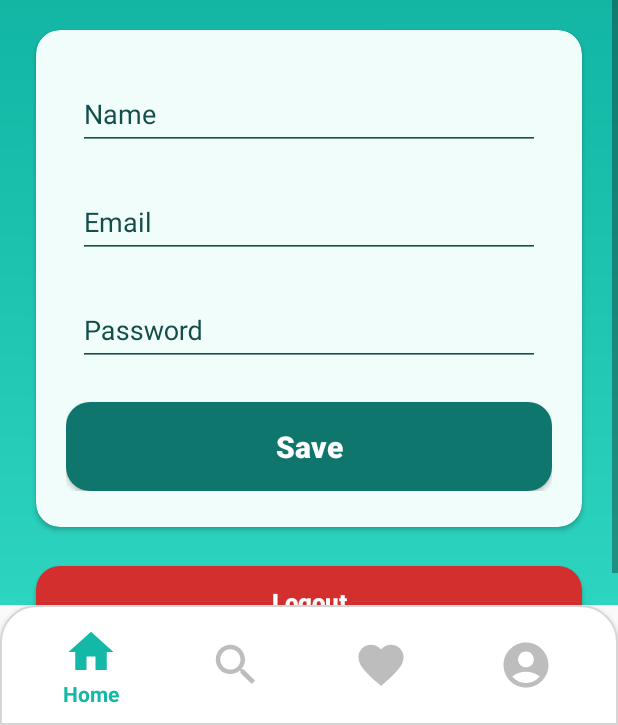
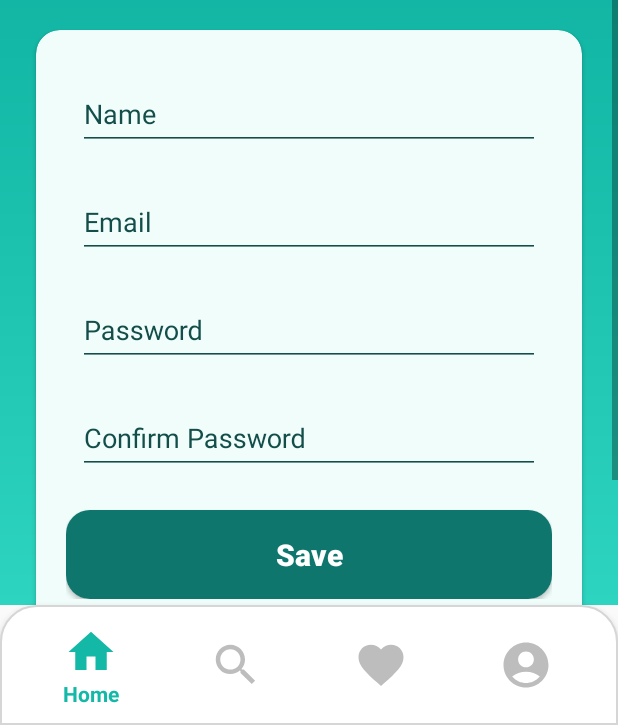
Before and after one commit to adnanamiruddin/NoxCipes-Project, an Android app: the fragment ProfileFragment placed in its activity, on a phone screen of 412 x 824 dp, the part 511-1236 px from its top. Run offline under Robolectric (Android 15) with nearby library versions, the phone set to English and light mode, and no system bars.

Commit message:
feat: Add new confirm password in update profile fragment

```diff
--- a/app/src/main/java/id/adnan/noxcipes/fragments/ProfileFragment.java
+++ b/app/src/main/java/id/adnan/noxcipes/fragments/ProfileFragment.java
@@ -27,6 +27,7 @@ public class ProfileFragment extends Fragment {
     private EditText etProfileName;
     private EditText etProfileEmail;
     private EditText etProfilePassword;
+    private EditText etProfileConfirmPassword;
     private Button btnSaveProfile;
     private Button btnLogout;
     private SharedPreferences preferences;
@@ -46,6 +47,7 @@ public class ProfileFragment extends Fragment {
         etProfileName = view.findViewById(R.id.et_profile_name);
         etProfileEmail = view.findViewById(R.id.et_profile_email);
         etProfilePassword = view.findViewById(R.id.et_profile_password);
+        etProfileConfirmPassword = view.findViewById(R.id.et_profile_confirm_password);
         btnSaveProfile = view.findViewById(R.id.btn_save_profile);
         btnLogout = view.findViewById(R.id.btn_logout);
 
@@ -59,6 +61,7 @@ public class ProfileFragment extends Fragment {
                 etProfileName.setText(cursor.getString(cursor.getColumnIndexOrThrow("name")));
                 etProfileEmail.setText(cursor.getString(cursor.getColumnIndexOrThrow("email")));
                 etProfilePassword.setText(cursor.getString(cursor.getColumnIndexOrThrow("password")));
+                etProfileConfirmPassword.setText(cursor.getString(cursor.getColumnIndexOrThrow("password")));
             } while (cursor.moveToNext());
         }
 
@@ -68,6 +71,7 @@ public class ProfileFragment extends Fragment {
                 String name = etProfileName.getText().toString();
                 String email = etProfileEmail.getText().toString();
                 String password = etProfilePassword.getText().toString();
+                String confirmPassword = etProfileConfirmPassword.getText().toString();
 
                 if (name.isEmpty()) {
                     etProfileName.setError("Please enter your name");
@@ -75,6 +79,10 @@ public class ProfileFragment extends Fragment {
                     etProfileEmail.setError("Please enter your email");
                 } else if (password.isEmpty()) {
                     etProfilePassword.setError("Please enter your password");
+                } else if (confirmPassword.isEmpty()) {
+                    etProfileConfirmPassword.setError("Please enter your confirm password");
+                } else if (!password.equals(confirmPassword)) {
+                    etProfileConfirmPassword.setError("Password and confirm password must be same");
                 } else {
                     dbConfig.updateProfile(userId, name, email, password);
                     Toast.makeText(requireActivity(), "Profile updated", Toast.LENGTH_SHORT).show();
--- a/app/src/main/res/layout/activity_register.xml
+++ b/app/src/main/res/layout/activity_register.xml
@@ -119,7 +119,7 @@
                         android:layout_width="match_parent"
                         android:layout_height="wrap_content"
                         android:backgroundTint="@color/teal_900"
-                        android:hint="Konfirmasi Password"
+                        android:hint="Confirm Password"
                         android:inputType="textPassword"
                         android:maxLines="1"
                         android:textColor="@color/black" />
--- a/app/src/main/res/layout/fragment_profile.xml
+++ b/app/src/main/res/layout/fragment_profile.xml
@@ -96,6 +96,24 @@
                             android:textColor="@color/black" />
                     </com.google.android.material.textfield.TextInputLayout>
 
+                    <com.google.android.material.textfield.TextInputLayout
+                        android:layout_width="match_parent"
+                        android:layout_height="wrap_content"
+                        android:padding="8dp"
+                        android:textColorHint="@color/teal_900"
+                        app:boxBackgroundMode="none">
+
+                        <EditText
+                            android:id="@+id/et_profile_confirm_password"
+                            android:layout_width="match_parent"
+                            android:layout_height="wrap_content"
+                            android:backgroundTint="@color/teal_900"
+                            android:hint="Confirm Password"
+                            android:inputType="textPassword"
+                            android:maxLines="1"
+                            android:textColor="@color/black" />
+                    </com.google.android.material.textfield.TextInputLayout>
+
                     <Button
                         android:id="@+id/btn_save_profile"
                         android:layout_width="match_parent"
```
